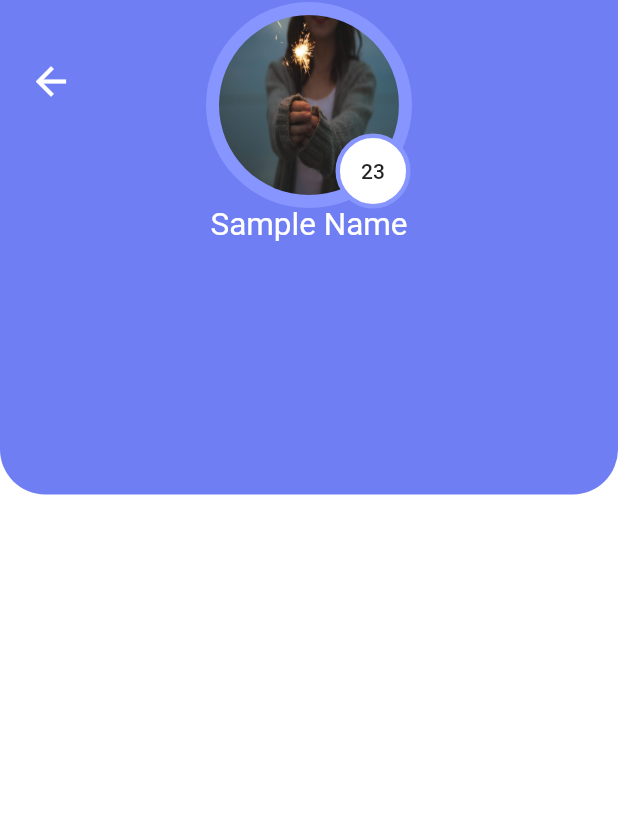
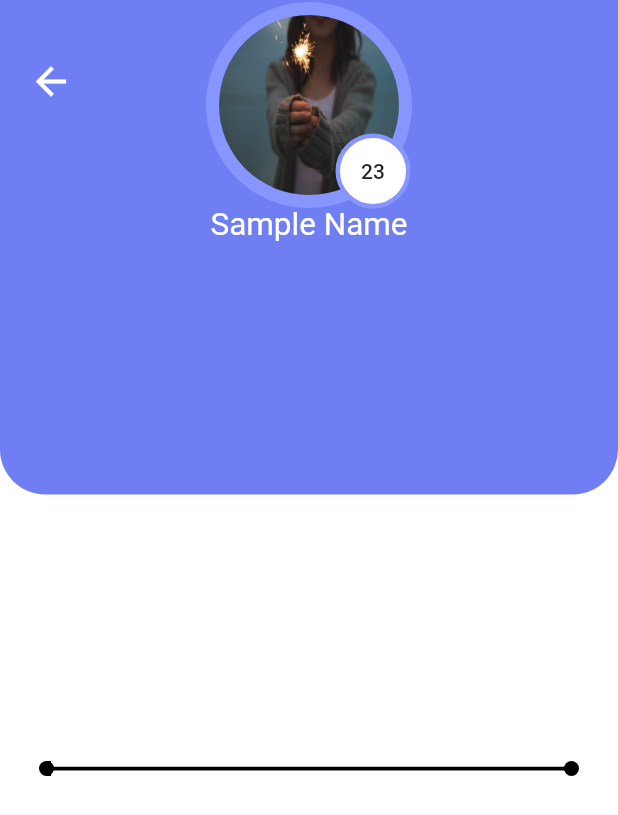
Before and after one commit to LandWhale2/Flutter-Ui, a Flutter app: the screen it shows after launch, after a tap on "Profile", on a phone screen of 412 x 824 dp. Shown: the top 815 px of the screen. Run offline on Flutter 3.47's test engine with Material 2 defaults, Android fonts, the phone set to English and light mode, and no system bars.

Commit message:
[update] slider exam

```diff
--- a/lib/Page/ProfilePage.dart
+++ b/lib/Page/ProfilePage.dart
@@ -1,6 +1,8 @@
 import 'package:flutter/material.dart';
 import 'package:flutter/scheduler.dart';
 import 'dart:math';
+
+import 'package:flutterui/Widget/wave_painter.dart';
 
 
 class ProfilePage extends StatefulWidget {
@@ -44,7 +46,8 @@ class _ProfilePageState extends State<ProfilePage> {
                     color: Colors.white
                   ),
                 ),
-
+                SizedBox(height: 300,),
+                WaveSlider(),
               ],
             ),
           ),
@@ -118,3 +121,77 @@ class ProfileCircle extends StatelessWidget {
     );
   }
 }
+
+
+class WaveSlider extends StatefulWidget {
+  final double width;
+  final double height;
+  final Color color;
+
+  const WaveSlider({Key key, this.width=350, this.height=50, this.color= Colors.black});
+
+  @override
+  _WaveSliderState createState() => _WaveSliderState();
+}
+
+class _WaveSliderState extends State<WaveSlider> {
+
+  double _dragPosition = 0;
+  double _dragPercentage = 0;
+
+
+
+  void _updateDragPosition(Offset val){
+    double newDragPosition = 0;
+
+    if(val.dx <= 0){
+      newDragPosition = 0;
+    }else if(val.dx >= widget.width){
+      newDragPosition = widget.width;
+    }else{
+      newDragPosition = val.dx;
+    }
+
+
+    setState(() {
+      _dragPosition = newDragPosition;
+      _dragPercentage = _dragPosition / widget.width;
+    });
+  }
+
+  void _onDragUpdate(BuildContext context,DragUpdateDetails update){
+    RenderBox box = context.findRenderObject();
+    Offset offset = box.globalToLocal(update.globalPosition);
+    _updateDragPosition(offset);
+  }
+
+  void _onDragStart(BuildContext context, DragStartDetails start){
+    RenderBox box = context.findRenderObject();
+    Offset offset = box.globalToLocal(start.globalPosition);
+    _updateDragPosition(offset);
+  }
+
+  void _onDragEnd(BuildContext context, DragEndDetails end){
+    setState(() {});
+  }
+
+  @override
+  Widget build(BuildContext context) {
+    return GestureDetector(
+        child: Container(
+          width: widget.width,
+          height: widget.height,
+          child: CustomPaint(
+            painter: WavePainter(
+              color: widget.color,
+              dragPercentage: _dragPercentage,
+              sliderPosition: _dragPosition,
+            ),
+          ),
+        ),
+        onHorizontalDragUpdate: (DragUpdateDetails update)=> _onDragUpdate(context, update),
+        onHorizontalDragStart: (DragStartDetails start)=> _onDragStart(context, start),
+        onHorizontalDragEnd: (DragEndDetails end) => _onDragEnd(context, end),
+      );
+  }
+}
--- /dev/null
+++ b/lib/Widget/wave_painter.dart
@@ -0,0 +1,57 @@
+import 'package:flutter/material.dart';
+
+
+
+class WavePainter extends CustomPainter{
+
+  final double sliderPosition;
+  final double dragPercentage;
+
+  final Color color;
+
+  final Paint fillPainter;
+  final Paint wavePainter;
+
+  WavePainter({
+    @required this.sliderPosition,
+    @required this.dragPercentage,
+    @required this.color}): fillPainter = Paint()
+    ..color = color
+    ..style = PaintingStyle.fill,
+  wavePainter = Paint()
+        ..color = color
+        ..style = PaintingStyle.stroke
+        ..strokeWidth =2.5;
+
+  @override
+  void paint(Canvas canvas , Size size){
+    _paintAnchors(canvas, size);
+    _paintLine(canvas, size);
+    _paintBlock(canvas, size);
+  }
+
+  _paintAnchors(Canvas canvas, Size size){
+    canvas.drawCircle(Offset(0,size.height), 5, fillPainter);
+    canvas.drawCircle(Offset(size.width,size.height), 5, fillPainter);
+  }
+
+  _paintLine(Canvas canvas, Size size){
+    Path path = Path();
+    path.moveTo(0, size.height);
+    path.lineTo(size.width, size.height);
+    canvas.drawPath(path, wavePainter);
+  }
+
+  _paintBlock(Canvas canvas, Size size){
+    Rect sliderRect = Offset(sliderPosition, size.height -5) & Size(3,10);
+    canvas.drawRect(sliderRect, fillPainter);
+  }
+
+
+
+  @override
+  bool shouldRepaint(CustomPainter oldDelegate){
+    return true;
+  }
+
+}
```
